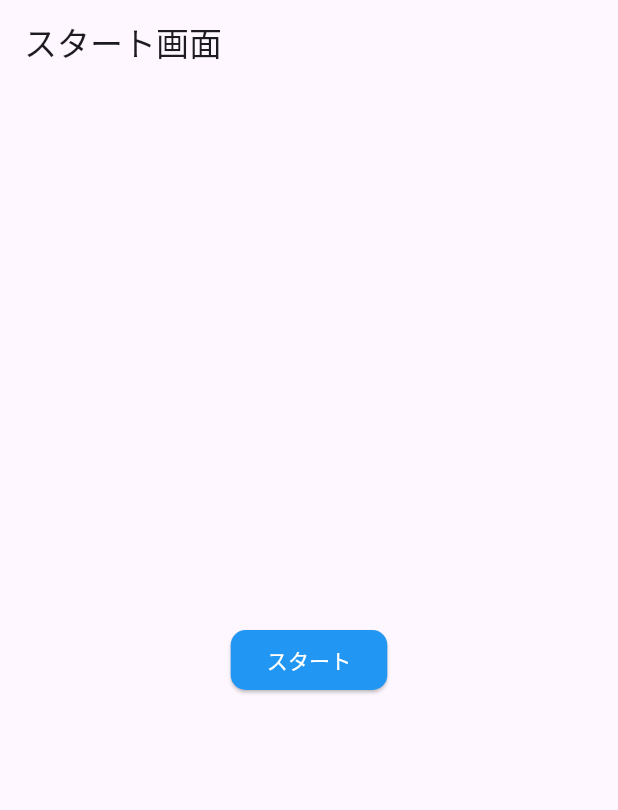
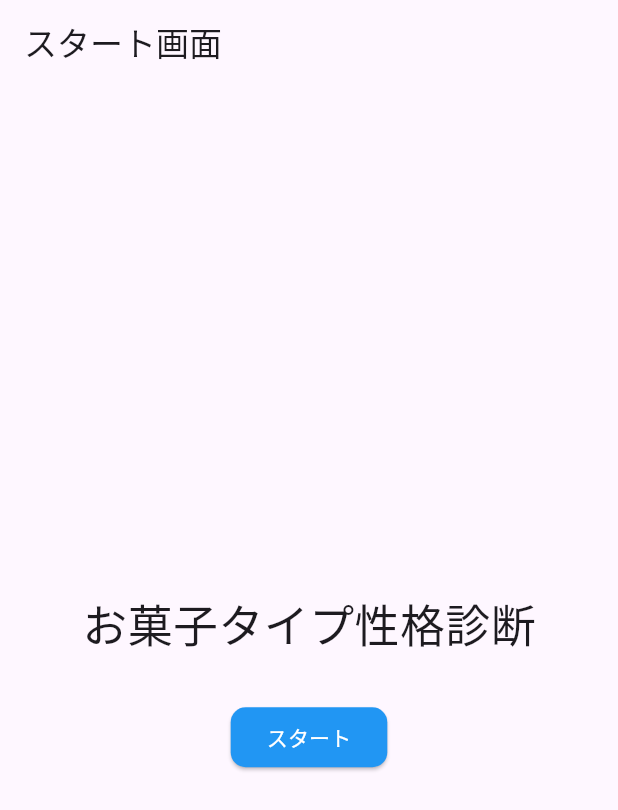
Before and after one commit to runam00/flutterMock, a Flutter app: the screen it shows after launch, on a phone screen of 412 x 824 dp. Shown: the top 810 px of the screen. Run offline on Flutter 3.47's test engine with Material 2 defaults, Android fonts, the phone set to English and light mode, and no system bars.

Commit message:
HomePageにアプリタイトルを追加

```diff
--- a/lib/HomePage.dart
+++ b/lib/HomePage.dart
@@ -9,7 +9,18 @@ class HomePage extends StatelessWidget{
         title : Text("スタート画面")
       ),
       body : Center(
-        child: ElevatedButton(
+        child: Column(
+          mainAxisAlignment: MainAxisAlignment.center,
+          children: [
+            // タイトル
+            Container(
+              margin: EdgeInsets.all(30),
+              child: Text(
+                "お菓子タイプ性格診断",
+                style: TextStyle(fontSize: 30),
+                ),
+            ),
+            ElevatedButton(
               child: Text("スタート"),
               style: ElevatedButton.styleFrom(
                 primary: Colors.blue,
@@ -21,9 +32,12 @@ class HomePage extends StatelessWidget{
               onPressed: (){
                 Navigator.push(context, MaterialPageRoute(
                   builder: (context) => QuestionPage()
-            ));
+                  )
+                );
               },
             ),
+          ],
+        )
       )
     );
   }
```
Lines whose indentation alone changed are shown as unchanged.
